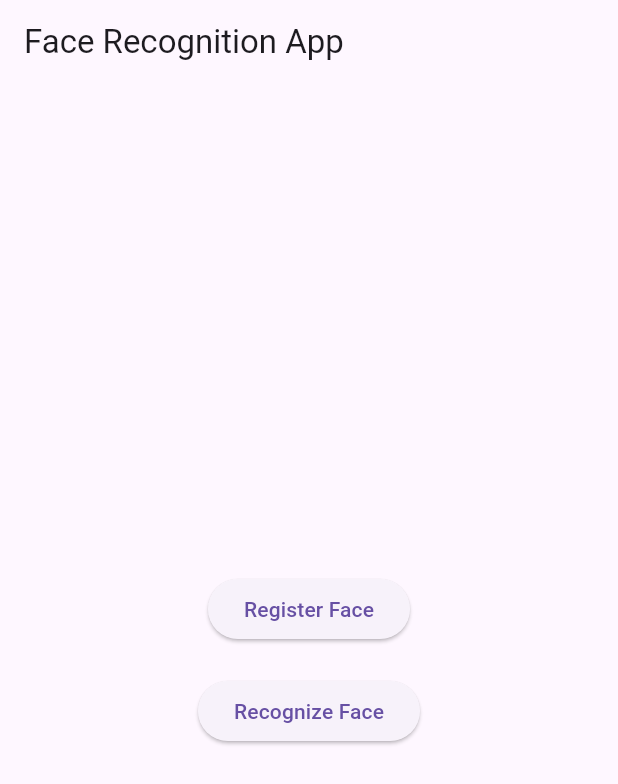
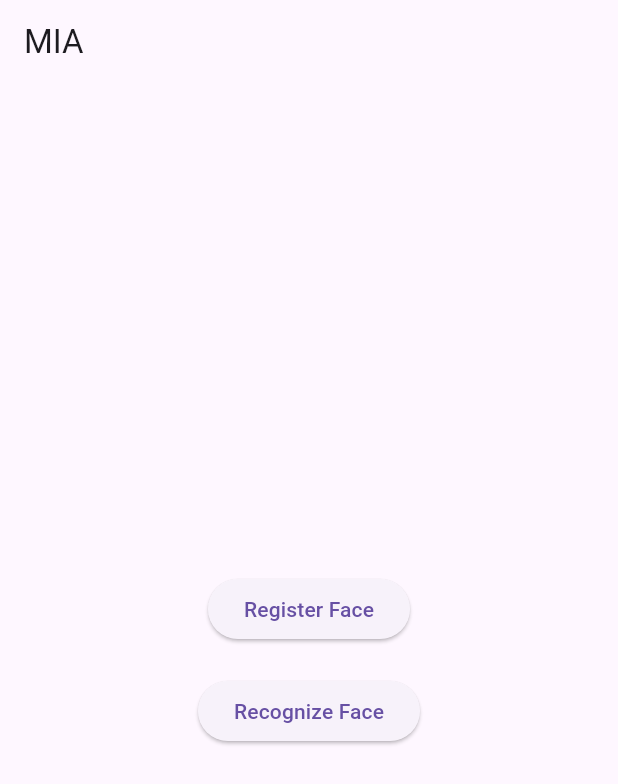
Before and after one commit to fahadca/mia_app, a Flutter app: the screen it shows after launch, on a phone screen of 412 x 824 dp. Shown: the top 784 px of the screen. Run offline on Flutter 3.47's test engine with Material 3 defaults, Android fonts, the light colour scheme and no system bars; our stand-ins replace camera, firebase_core, image_picker; missing offline and left inert: google_mlkit_face_detection; accounts and stored records are empty.

Commit message:
changed app title to MIA

```diff
--- a/lib/main.dart
+++ b/lib/main.dart
@@ -24,7 +24,7 @@ class HomeScreen extends StatelessWidget {
   @override
   Widget build(BuildContext context) {
     return Scaffold(
-      appBar: AppBar(title: const Text('Face Recognition App')),
+      appBar: AppBar(title: const Text('MIA')),
       body: Center(
         child: Column(
           mainAxisAlignment: MainAxisAlignment.center,
```
